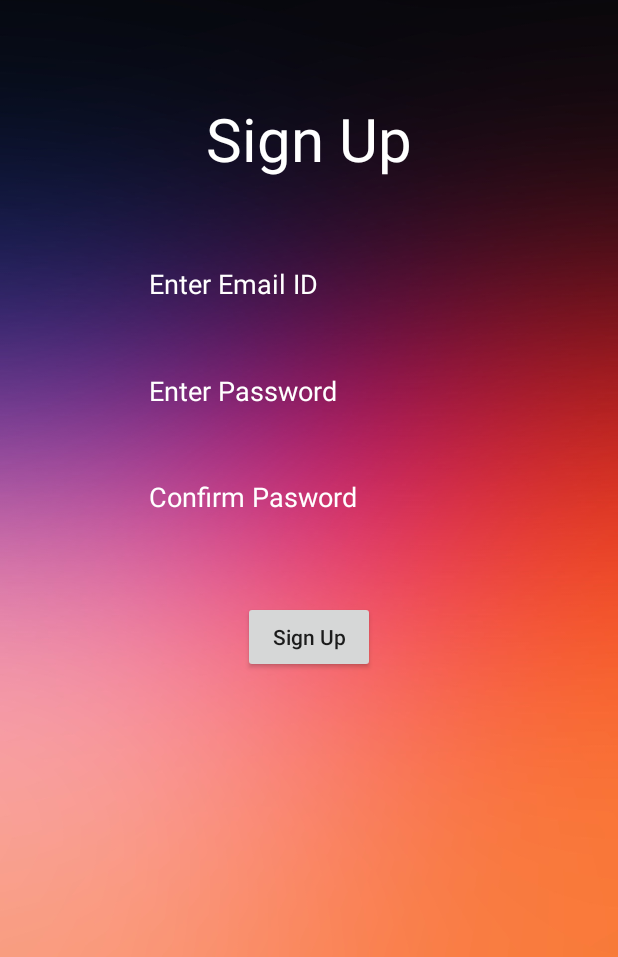
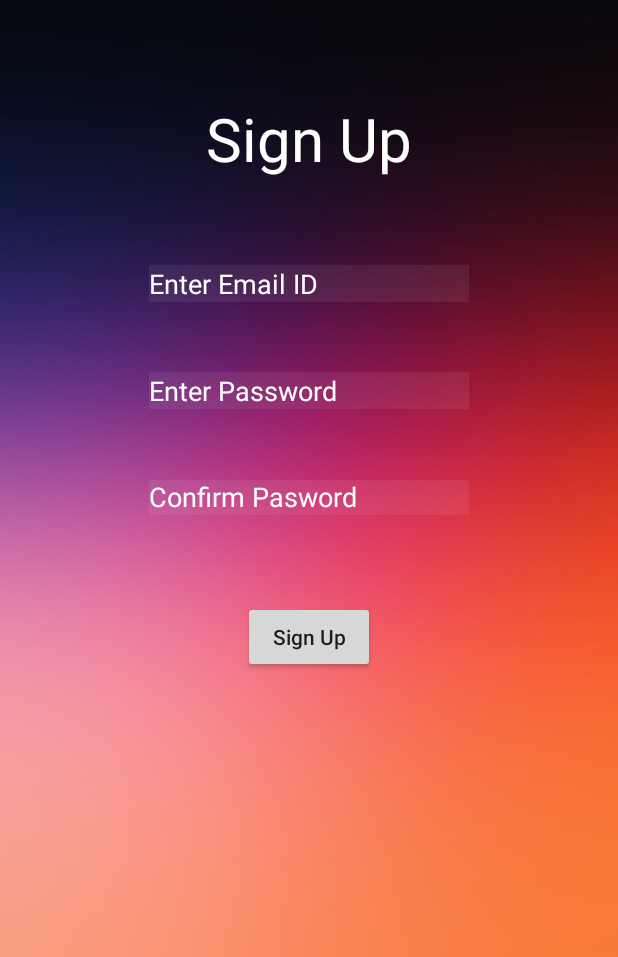
Before and after one commit to shubhanshu2712/My-City-Info, an Android app: the SignupActivity screen opened directly, with no data from a screen before it, on a phone screen of 412 x 824 dp, the part 279-1236 px from its top. Run offline under Robolectric (Android 15) with nearby library versions, the phone set to English and light mode, and no system bars.

Commit message:
New interface

```diff
--- a/app/src/main/res/layout/login.xml
+++ b/app/src/main/res/layout/login.xml
@@ -13,7 +13,7 @@
         android:layout_height="wrap_content"
         android:layout_marginBottom="44dp"
         android:autofillHints="@string/email"
-        android:background="@null"
+        android:background="#11ffffff"
         android:ems="10"
         android:hint="@string/email"
         android:inputType="textEmailAddress"
@@ -29,7 +29,7 @@
         android:layout_height="wrap_content"
         android:layout_marginBottom="40dp"
         android:autofillHints="@string/password"
-        android:background="@null"
+        android:background="#11ffffff"
         android:ems="10"
         android:hint="@string/password"
         android:inputType="textPassword"
--- a/app/src/main/res/layout/signup.xml
+++ b/app/src/main/res/layout/signup.xml
@@ -14,7 +14,7 @@
         android:layout_marginTop="8dp"
         android:layout_marginBottom="8dp"
         android:autofillHints="@string/email"
-        android:background="@null"
+        android:background="#11ffffff"
         android:ems="10"
         android:hint="@string/enter_email_id"
         android:inputType="textEmailAddress"
@@ -34,7 +34,7 @@
         android:layout_marginTop="8dp"
         android:layout_marginBottom="8dp"
         android:autofillHints="@string/password"
-        android:background="@null"
+        android:background="#11ffffff"
         android:ems="10"
         android:hint="@string/enter_password"
         android:inputType="textPassword"
@@ -54,7 +54,7 @@
         android:layout_marginTop="8dp"
         android:layout_marginBottom="8dp"
         android:autofillHints="@string/password"
-        android:background="@null"
+        android:background="#11ffffff"
         android:ems="10"
         android:hint="@string/confirm_pasword"
         android:inputType="textPassword"
```
